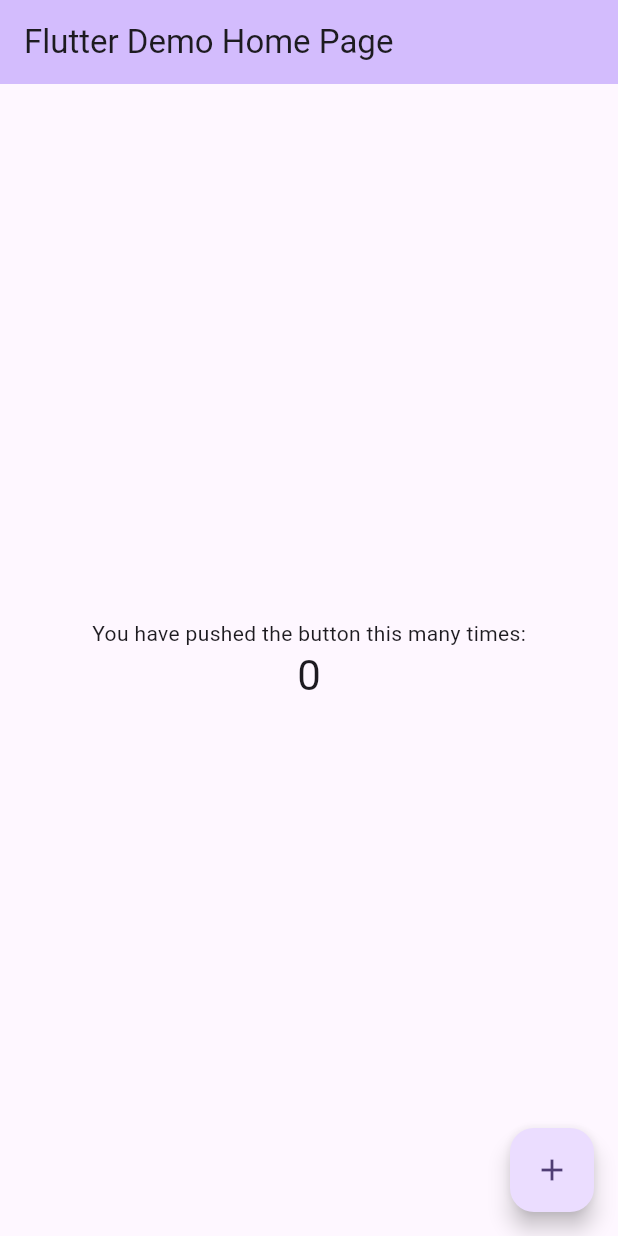
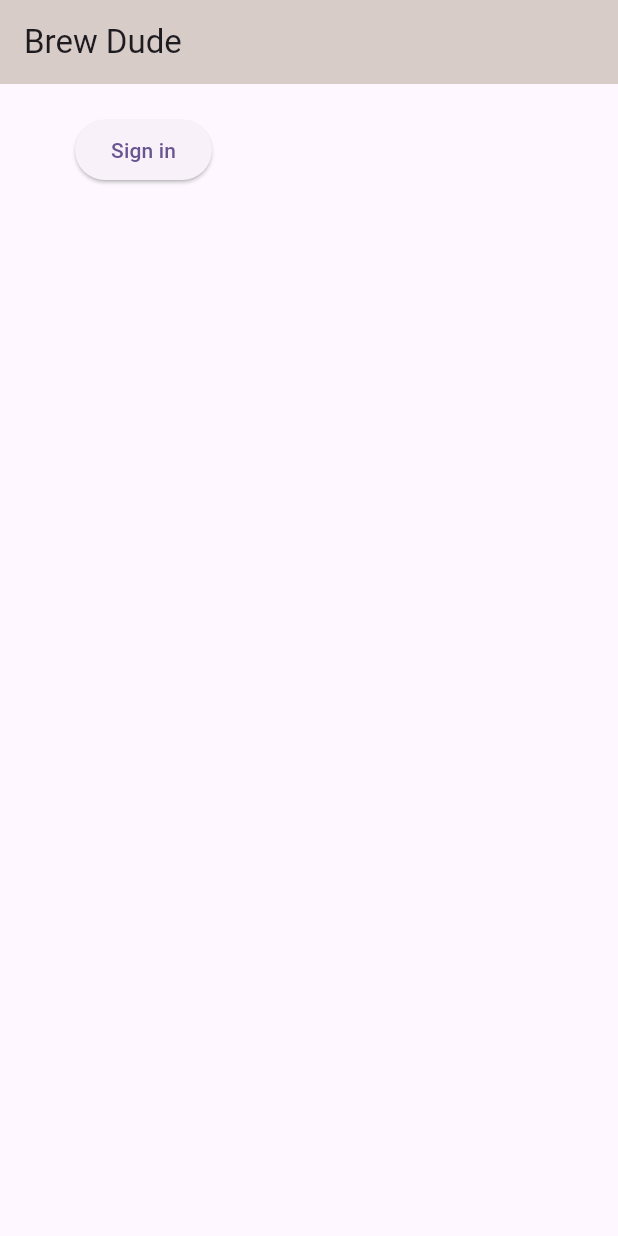
Before and after one commit to mkmeden/brew-dude, a Flutter app: the screen it shows after launch, on a phone screen of 412 x 824 dp. Run offline on Flutter 3.47's test engine with Material 3 defaults, Android fonts, the phone set to English and light mode, and no system bars; our stand-ins replace firebase_auth; accounts and stored records are empty.

Commit message:
Added anoymous signin feature (buggy)

```diff
--- a/lib/main.dart
+++ b/lib/main.dart
@@ -1,3 +1,4 @@
+import 'package:brew_dude/screens/wrapper.dart';
 import 'package:flutter/material.dart';
 
 void main() {
@@ -31,95 +32,7 @@ class MyApp extends StatelessWidget {
         colorScheme: ColorScheme.fromSeed(seedColor: Colors.deepPurple),
         useMaterial3: true,
       ),
-      home: const MyHomePage(title: 'Flutter Demo Home Page'),
+      home: Wrapper(),
     );
   }
 }
-
-class MyHomePage extends StatefulWidget {
-  const MyHomePage({super.key, required this.title});
-
-  // This widget is the home page of your application. It is stateful, meaning
-  // that it has a State object (defined below) that contains fields that affect
-  // how it looks.
-
-  // This class is the configuration for the state. It holds the values (in this
-  // case the title) provided by the parent (in this case the App widget) and
-  // used by the build method of the State. Fields in a Widget subclass are
-  // always marked "final".
-
-  final String title;
-
-  @override
-  State<MyHomePage> createState() => _MyHomePageState();
-}
-
-class _MyHomePageState extends State<MyHomePage> {
-  int _counter = 0;
-
-  void _incrementCounter() {
-    setState(() {
-      // This call to setState tells the Flutter framework that something has
-      // changed in this State, which causes it to rerun the build method below
-      // so that the display can reflect the updated values. If we changed
-      // _counter without calling setState(), then the build method would not be
-      // called again, and so nothing would appear to happen.
-      _counter++;
-    });
-  }
-
-  @override
-  Widget build(BuildContext context) {
-    // This method is rerun every time setState is called, for instance as done
-    // by the _incrementCounter method above.
-    //
-    // The Flutter framework has been optimized to make rerunning build methods
-    // fast, so that you can just rebuild anything that needs updating rather
-    // than having to individually change instances of widgets.
-    return Scaffold(
-      appBar: AppBar(
-        // TRY THIS: Try changing the color here to a specific color (to
-        // Colors.amber, perhaps?) and trigger a hot reload to see the AppBar
-        // change color while the other colors stay the same.
-        backgroundColor: Theme.of(context).colorScheme.inversePrimary,
-        // Here we take the value from the MyHomePage object that was created by
-        // the App.build method, and use it to set our appbar title.
-        title: Text(widget.title),
-      ),
-      body: Center(
-        // Center is a layout widget. It takes a single child and positions it
-        // in the middle of the parent.
-        child: Column(
-          // Column is also a layout widget. It takes a list of children and
-          // arranges them vertically. By default, it sizes itself to fit its
-          // children horizontally, and tries to be as tall as its parent.
-          //
-          // Column has various properties to control how it sizes itself and
-          // how it positions its children. Here we use mainAxisAlignment to
-          // center the children vertically; the main axis here is the vertical
-          // axis because Columns are vertical (the cross axis would be
-          // horizontal).
-          //
-          // TRY THIS: Invoke "debug painting" (choose the "Toggle Debug Paint"
-          // action in the IDE, or press "p" in the console), to see the
-          // wireframe for each widget.
-          mainAxisAlignment: MainAxisAlignment.center,
-          children: <Widget>[
-            const Text(
-              'You have pushed the button this many times:',
-            ),
-            Text(
-              '$_counter',
-              style: Theme.of(context).textTheme.headlineMedium,
-            ),
-          ],
-        ),
-      ),
-      floatingActionButton: FloatingActionButton(
-        onPressed: _incrementCounter,
-        tooltip: 'Increment',
-        child: const Icon(Icons.add),
-      ), // This trailing comma makes auto-formatting nicer for build methods.
-    );
-  }
-}
--- /dev/null
+++ b/lib/screens/authenticate/authenticate.dart
@@ -0,0 +1,18 @@
+import 'package:brew_dude/screens/authenticate/signin.dart';
+import 'package:flutter/material.dart';
+
+class Authenticate extends StatefulWidget {
+  const Authenticate({super.key});
+
+  @override
+  State<Authenticate> createState() => _AuthenticateState();
+}
+
+class _AuthenticateState extends State<Authenticate> {
+  @override
+  Widget build(BuildContext context) {
+    return Container(
+      child: SignIn(),
+    );
+  }
+}
--- /dev/null
+++ b/lib/screens/authenticate/signin.dart
@@ -0,0 +1,44 @@
+import 'package:flutter/material.dart';
+import 'package:brew_dude/screens/services/auth.dart';
+class SignIn extends StatefulWidget {
+  const SignIn({super.key});
+
+  @override
+  State<SignIn> createState() => _SignInState();
+}
+
+class _SignInState extends State<SignIn> {
+
+  final AuthService _auth  = AuthService();
+  @override
+  Widget build(BuildContext context) {
+    return Scaffold(
+      appBar: AppBar(
+        title: Text('Brew Dude'),
+        backgroundColor: Colors.brown[100],
+        elevation: 0.0,
+      ),
+
+      body: Padding(
+        padding: EdgeInsets.symmetric(vertical: 20, horizontal: 50),
+        child: ElevatedButton(
+          child: Text('Sign in'),
+          onPressed: (){
+            dynamic result  = _auth.signInAnon();
+
+            if(result==null)
+              {
+                print('Signing in failed');
+              }
+
+            else
+              {
+                print('Signed in');
+                print(result);
+              }
+          },
+        ),
+      ),
+    );
+  }
+}
--- /dev/null
+++ b/lib/screens/wrapper.dart
@@ -0,0 +1,18 @@
+import 'package:brew_dude/screens/home/home.dart';
+import 'package:flutter/material.dart';
+import 'package:brew_dude/screens/home/home.dart';
+import 'package:brew_dude/screens/authenticate/authenticate.dart';
+
+class Wrapper extends StatefulWidget {
+  const Wrapper({super.key});
+
+  @override
+  State<Wrapper> createState() => _WrapperState();
+}
+
+class _WrapperState extends State<Wrapper> {
+  @override
+  Widget build(BuildContext context) {
+    return Authenticate();
+  }
+}
```
Also changed, not shown: lib/screens/home/home.dart (added, +12 -0 lines), lib/screens/services/auth.dart (added, +20 -0 lines).
